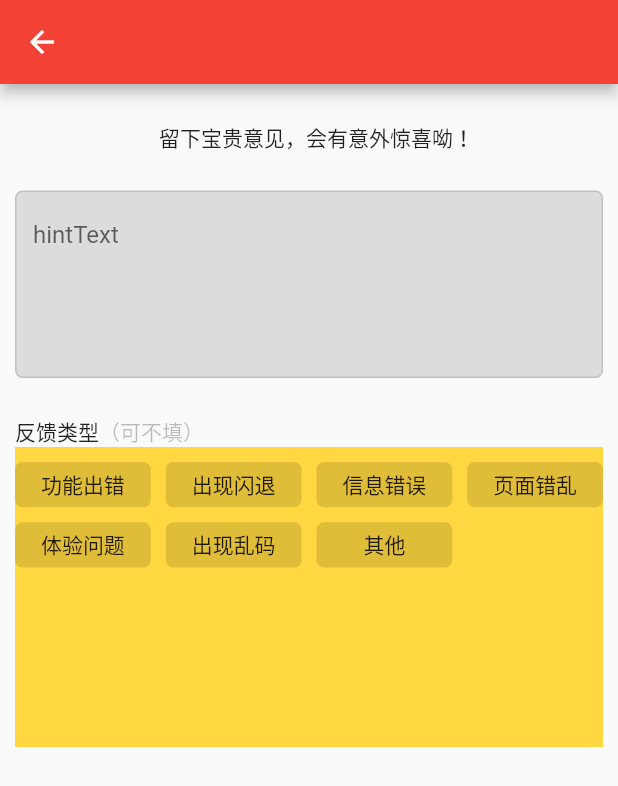
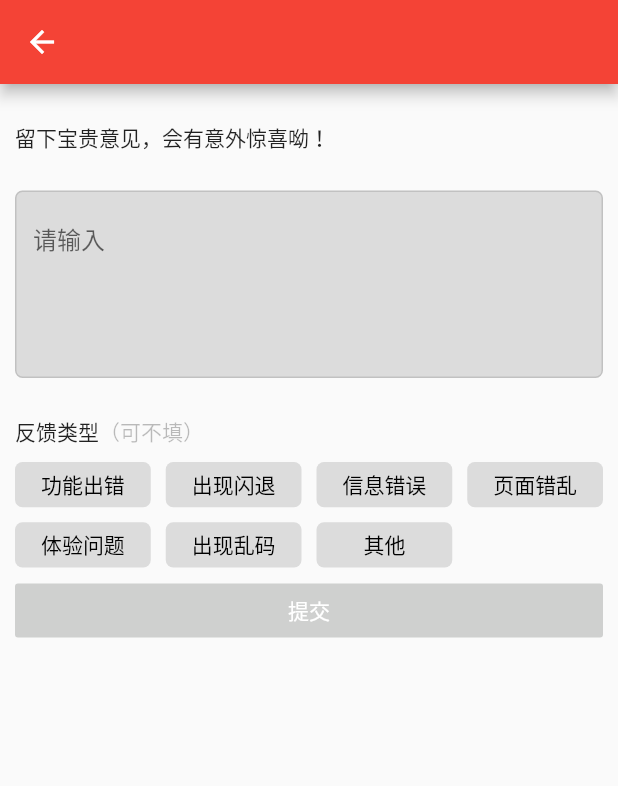
Before and after one commit to kongfanwu/FlutterDemo, a Flutter app: the SDMMFeedBack screen opened directly with empty values, on a phone screen of 412 x 824 dp. Shown: the top 786 px of the screen. Run offline on Flutter 3.47's test engine with Material 2 defaults, Android fonts, the light colour scheme and no system bars; our stand-ins replace convert; missing offline and left inert: dart:ffi.

Commit message:
反馈完成

```diff
--- a/sdmm/lib/page/Mine/SDMMFeedback.dart
+++ b/sdmm/lib/page/Mine/SDMMFeedback.dart
@@ -1,5 +1,6 @@
 import 'package:flutter/cupertino.dart';
 import 'package:flutter/material.dart';
+import 'package:convert/convert.dart';
 
 class SDMMFeedBack extends StatefulWidget {
 
@@ -13,8 +14,14 @@ class SDMMFeedBack extends StatefulWidget {
 
 class _SDMMFeedBackState extends State<SDMMFeedBack> {
 
+  List <FeedbackItemModel> items = new List();
+  bool _submitBtnEnable = false;
+  // 创建编辑回调控制器
+  TextEditingController _pwdController = new TextEditingController();
+
   Widget createInputView() {
     return Column(
+      crossAxisAlignment: CrossAxisAlignment.start,
       children: <Widget>[
         Container(
           padding: EdgeInsets.only(top: 25, bottom: 25, left: 10),
@@ -29,7 +36,7 @@ class _SDMMFeedBackState extends State<SDMMFeedBack> {
             autocorrect: true, // 自动获取焦点
             keyboardType: TextInputType.text, // 键盘类型
             decoration: InputDecoration(
-              hintText: 'hintText',
+              hintText: '请输入',
               fillColor: Colors.black12,
               filled: true,
               enabledBorder: OutlineInputBorder(
@@ -42,8 +49,9 @@ class _SDMMFeedBackState extends State<SDMMFeedBack> {
               ),
             ),
             onChanged: (val) { // 获取输入回调方式一
-              print('onChange' + val);
+              showSubmitButtonState();
             },
+            controller: _pwdController,
           ),
         ),
       ],
@@ -63,8 +71,7 @@ class _SDMMFeedBackState extends State<SDMMFeedBack> {
           ),
           Container(
             padding: EdgeInsets.only(top: 10),
-            color: Colors.amberAccent,
-            height: 200,
+            height: 85,
             child: GridView.builder(
               physics: NeverScrollableScrollPhysics(),
               gridDelegate: SliverGridDelegateWithFixedCrossAxisCount(
@@ -74,29 +81,76 @@ class _SDMMFeedBackState extends State<SDMMFeedBack> {
                 childAspectRatio: 3, // 子控件宽高比。
               ),
               itemBuilder: (context, index) {
-                return Container(
-                  decoration: BoxDecoration(
+                return GestureDetector( // 点击事件
+                  onTapDown: (TapDownDetails tapDownDetails) {
+                    setState(() {
+                      items[index].select = !items[index].select;
+                      showSubmitButtonState();
+                    });
+                  },
+                  child: Container(
+                    decoration: BoxDecoration(
                       shape: BoxShape.rectangle,
                       borderRadius: BorderRadius.all(Radius.circular(5)),
-                      color: Colors.black12 // 圆角设置颜色后，Container 的color 就不要再次设置颜色了。会报错
-                  ),
-                  child: Center(
-                    child: Text(items[index].title),
+                      color: items[index].select ? Color.fromARGB(255, 254, 240, 248) : Colors.black12, // 圆角设置颜色后，Container 的color 就不要再次设置颜色了。会报错
+                      border: Border.all(
+                        color: items[index].select ? Color.fromARGB(255, 239, 22, 128) : Color.fromARGB(0, 0, 0, 0),
+                        width: 1,
+                      ),
+                    ),
+                    child: Center(
+                      child: Text(
+                        items[index].title,
+                        style: TextStyle(color: items[index].select ? Color.fromARGB(255, 239, 22, 128) : Colors.black),
+                      ),
+                    ),
                   ),
                 );
               },
               itemCount: items.length,
             ),
-
           ),
-
         ],
       ),
     );
   }
 
-  List <FeedbackItemModel> createFeedbackItemList() {
-    List <FeedbackItemModel> items = new List();
+  Widget createBottomView() {
+    // Row(横向)-> Expanded(横向撑满)-> Container(加左右间距)-> RaisedButton. 初学者的思路，这布局甚是觉得恶心。可能有其他方式。
+    return Row(
+      children: <Widget>[
+        Expanded(
+          flex: 1,
+          child: Container(
+            margin: EdgeInsets.only(left: 10, right: 10),
+            child: RaisedButton(
+              child: Text('提交'),
+              textColor: Colors.white,
+              disabledTextColor: Colors.white,
+              color: Color.fromARGB(255, 239, 22, 128),
+              disabledColor: Color.fromARGB(255, 207, 208, 207),
+              onPressed: _submitBtnEnable ? (){
+                var params = <String, dynamic> {};
+                params['feedbackContext'] = _pwdController.text;
+
+                var selectTitles = <String>[];
+                params['feedbackTagList'] = selectTitles;
+                for (var itemModel in items) {
+                  if (itemModel.select) {
+                    selectTitles.add(itemModel.title);
+                  }
+                }
+                print(params.toString());
+                Navigator.pop(context);
+              } : null,
+            ),
+          ),
+        ),
+      ],
+    );
+  }
+
+  void createFeedbackItemList() {
     items.add(FeedbackItemModel(title: '功能出错', select: false));
     items.add(FeedbackItemModel(title: '出现闪退', select: false));
     items.add(FeedbackItemModel(title: '信息错误', select: false));
@@ -104,11 +158,32 @@ class _SDMMFeedBackState extends State<SDMMFeedBack> {
     items.add(FeedbackItemModel(title: '体验问题', select: false));
     items.add(FeedbackItemModel(title: '出现乱码', select: false));
     items.add(FeedbackItemModel(title: '其他', select: false));
-    return items;
+  }
+
+  // 输入反馈内容 && 至少选中一个反馈类型。将提交按钮高亮显示
+  void showSubmitButtonState() {
+    bool isSelect = false;
+    for (var itemModel in items) {
+      if (itemModel.select) {
+        isSelect = true;
+        break;
+      }
+    }
+    setState(() {
+      _submitBtnEnable = isSelect && _pwdController.text.length > 0;
+    });
+  }
+
+  @override
+  void initState() {
+    // TODO: implement initState
+    createFeedbackItemList();
+    super.initState();
   }
 
   @override
   Widget build(BuildContext context) {
+
     return Scaffold(
       appBar: new AppBar(
         title: new Text(widget.navBarTitle),
@@ -116,9 +191,8 @@ class _SDMMFeedBackState extends State<SDMMFeedBack> {
       body: Column(
         children: <Widget>[
           createInputView(),
-          createCenterView(
-              items: createFeedbackItemList()
-          ),
+          createCenterView(items: items),
+          createBottomView(),
         ],
       )
     );
@@ -129,6 +203,5 @@ class _SDMMFeedBackState extends State<SDMMFeedBack> {
 class FeedbackItemModel {
   FeedbackItemModel({this.title, this.select});
   final String title;
-  final bool select;
-
+  bool select;
 }
```
